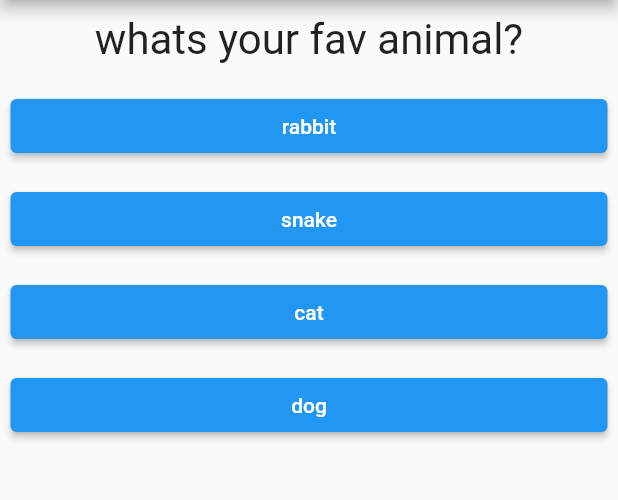
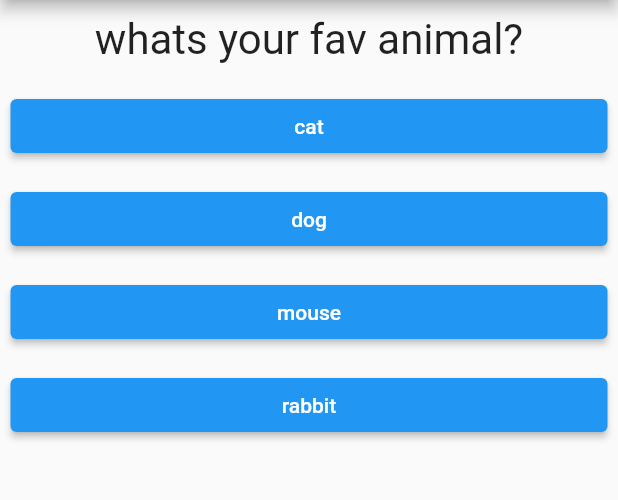
Before and after one commit to mb-ftme/flutter-quiz-app, a Flutter app: the screen it shows after launch, after a tap on "black", on a phone screen of 412 x 824 dp, the part 84-584 px from its top. Run offline on Flutter 3.47's test engine with Material 2 defaults, Android fonts, the phone set to English and light mode, and no system bars.

Commit message:
add quiz and result

```diff
--- a/lib/answer.dart
+++ b/lib/answer.dart
@@ -5,6 +5,7 @@ import 'package:flutter/src/widgets/framework.dart';
 class Answer extends StatelessWidget {
   final VoidCallback selectHandler;
   final String answerText;
+
   Answer(this.selectHandler, this.answerText);
 
   @override
--- a/lib/main.dart
+++ b/lib/main.dart
@@ -2,6 +2,8 @@ import 'package:flutter/cupertino.dart';
 import 'package:flutter/material.dart';
 import 'package:my_quiz_app/answer.dart';
 import 'package:my_quiz_app/question.dart';
+import 'package:my_quiz_app/quiz.dart';
+import 'package:my_quiz_app/result.dart';
 
 void main() {
   runApp(MyApp());
@@ -15,29 +17,53 @@ class MyApp extends StatefulWidget {
 }
 
 class _MyAppState extends State<MyApp> {
-  final questions = const [
+  final _questions = const [
     {
       'questionText': 'whats your fav color?',
-      'answers': ['black', 'red', 'green', 'white'],
+      'answers': [
+        {'text': 'black', 'score': 10},
+        {'text': 'blue', 'score': 5},
+        {'text': 'red', 'score': 2},
+        {'text': 'pink', 'score': 3},
+      ],
     },
     {
       'questionText': 'whats your fav animal?',
-      'answers': ['rabbit', 'snake', 'cat', 'dog']
+      'answers': [
+        {'text': 'cat', 'score': 10},
+        {'text': 'dog', 'score': 5},
+        {'text': 'mouse', 'score': 2},
+        {'text': 'rabbit', 'score': 3},
+      ],
     },
     {
       'questionText': 'whats your fav food?',
-      'answers': ['pasta', 'pizza', 'soshi', 'dog']
+      'answers': [
+        {'text': 'pizza', 'score': 10},
+        {'text': 'pasta', 'score': 5},
+        {'text': 'nodel', 'score': 2},
+        {'text': 'stake', 'score': 3},
+      ],
     },
   ];
   var _questionIndex = 0;
+  var _totalScore = 0;
 
-  void _answerQuestion() {
+  void _resetQuiz() {
+    setState(() {});
+    _questionIndex = 0;
+    _totalScore = 0;
+  }
+
+  void _answerQuestion(int score) {
+    _totalScore += score;
+
     setState(() {
       _questionIndex = _questionIndex + 1;
     });
 
     print(_questionIndex);
-    if (_questionIndex < questions.length) {
+    if (_questionIndex < _questions.length) {
       print('we have more');
     }
   }
@@ -46,17 +72,15 @@ class _MyAppState extends State<MyApp> {
   Widget build(BuildContext context) {
     return MaterialApp(
       home: Scaffold(
-        appBar: AppBar(
-          title: Text('My Quiz App'),
-        ),
-        body: Column(children: [
-          Question(questions[_questionIndex]['questionText'] as String),
-          ...(questions[_questionIndex]['answers'] as List<String>)
-              .map((answer) {
-            return Answer(_answerQuestion, answer);
-          }).toList()
-        ]),
-      ),
+          appBar: AppBar(
+            title: Text('My Quiz App'),
+          ),
+          body: _questionIndex < _questions.length
+              ? Quiz(
+                  questions: _questions,
+                  answerQuestion: _answerQuestion,
+                  questionIndex: _questionIndex)
+              : Result(_totalScore, _resetQuiz)),
     );
   }
 }
--- /dev/null
+++ b/lib/quiz.dart
@@ -0,0 +1,34 @@
+import 'package:flutter/src/widgets/container.dart';
+import 'package:flutter/src/widgets/framework.dart';
+import 'package:my_quiz_app/answer.dart';
+import 'package:my_quiz_app/question.dart';
+import 'package:flutter/cupertino.dart';
+import 'package:flutter/material.dart';
+import 'package:my_quiz_app/answer.dart';
+import 'package:my_quiz_app/question.dart';
+import 'package:my_quiz_app/quiz.dart';
+
+class Quiz extends StatelessWidget {
+  final List<Map<String, Object>> questions;
+  final int questionIndex;
+  final Function answerQuestion;
+
+  Quiz(
+      {required this.questions,
+      required this.answerQuestion,
+      required this.questionIndex});
+
+  @override
+  Widget build(BuildContext context) {
+    return Column(
+      children: [
+        Question(questions[questionIndex]['questionText'] as String),
+        ...(questions[questionIndex]['answers'] as List<Map<String, Object>>)
+            .map((answer) {
+          return Answer(
+              () => answerQuestion(answer['score']), answer['text'] as String);
+        }).toList()
+      ],
+    );
+  }
+}
--- /dev/null
+++ b/lib/result.dart
@@ -0,0 +1,31 @@
+import 'package:flutter/cupertino.dart';
+import 'package:flutter/material.dart';
+import 'package:flutter/src/widgets/container.dart';
+import 'package:flutter/src/widgets/framework.dart';
+
+class Result extends StatelessWidget {
+  final int resultScore;
+  final VoidCallback resetHandler;
+  Result(this.resultScore, this.resetHandler);
+
+  int get resultPhrase {
+    return resultScore;
+  }
+
+  @override
+  Widget build(BuildContext context) {
+    return Center(
+      child: Column(
+        children: [
+          Text('total score is :' + resultPhrase.toString(),
+              style: TextStyle(fontSize: 36, fontWeight: FontWeight.bold),
+              textAlign: TextAlign.center),
+          TextButton(
+            child: Text('RESTART QUIZ!'),
+            onPressed: resetHandler,
+          )
+        ],
+      ),
+    );
+  }
+}
```
